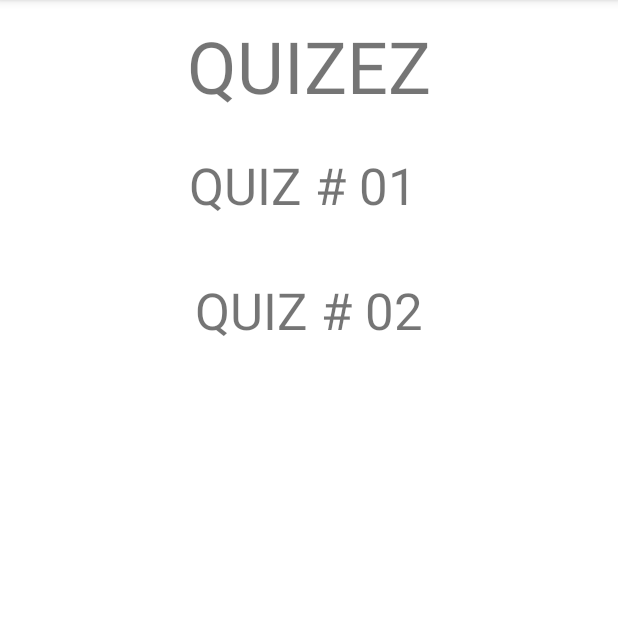
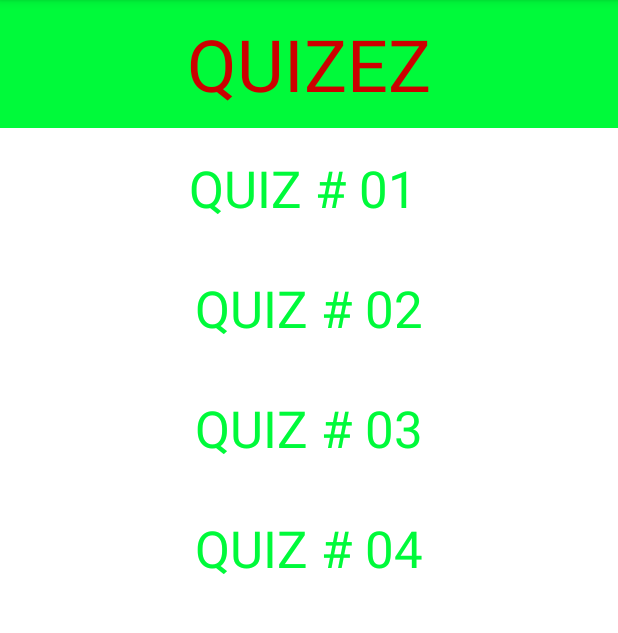
Before and after one commit to iqrasarwar/KidsPrimer, an Android app: the Quizez screen opened directly, with no data from a screen before it, on a phone screen of 412 x 824 dp, the part 84-717 px from its top. Run offline under Robolectric (Android 15) with nearby library versions, the light colour scheme and no system bars.

Commit message:
quizez switching listners

```diff
--- a/app/src/main/java/com/example/kidsprimer/Quizez.java
+++ b/app/src/main/java/com/example/kidsprimer/Quizez.java
@@ -2,13 +2,48 @@ package com.example.kidsprimer;
 
 import androidx.appcompat.app.AppCompatActivity;
 
+import android.content.Intent;
 import android.os.Bundle;
+import android.view.View;
+import android.widget.TextView;
 
 public class Quizez extends AppCompatActivity {
-
+    TextView q1,q2,q3,q4;
     @Override
     protected void onCreate(Bundle savedInstanceState) {
         super.onCreate(savedInstanceState);
         setContentView(R.layout.activity_quizez);
+        q1 = findViewById(R.id.q1);
+        q2 = findViewById(R.id.q2);
+        q3 = findViewById(R.id.q3);
+        q4 = findViewById(R.id.q4);
+        q1.setOnClickListener(new View.OnClickListener() {
+            @Override
+            public void onClick(View view) {
+                Intent intent = new Intent(Quizez.this,ScrollList.class);
+                startActivity(intent);
+            }
+        });
+        q2.setOnClickListener(new View.OnClickListener() {
+            @Override
+            public void onClick(View view) {
+                Intent intent = new Intent(Quizez.this,ScrollList.class);
+                startActivity(intent);
+            }
+        });
+        q3.setOnClickListener(new View.OnClickListener() {
+            @Override
+            public void onClick(View view) {
+                Intent intent = new Intent(Quizez.this,ScrollList.class);
+                startActivity(intent);
+            }
+        });
+        q4.setOnClickListener(new View.OnClickListener() {
+            @Override
+            public void onClick(View view) {
+                Intent intent = new Intent(Quizez.this,ScrollList.class);
+                startActivity(intent);
+            }
+        });
     }
 }
--- a/app/src/main/res/layout/activity_quizez.xml
+++ b/app/src/main/res/layout/activity_quizez.xml
@@ -10,10 +10,6 @@
         android:id="@+id/scrollView3"
         android:layout_width="0dp"
         android:layout_height="0dp"
-        android:layout_marginStart="1dp"
-        android:layout_marginTop="1dp"
-        android:layout_marginEnd="1dp"
-        android:layout_marginBottom="1dp"
         app:layout_constraintBottom_toBottomOf="parent"
         app:layout_constraintEnd_toEndOf="parent"
         app:layout_constraintStart_toStartOf="parent"
@@ -22,30 +18,53 @@
         <LinearLayout
             android:layout_width="match_parent"
             android:layout_height="wrap_content"
-            android:orientation="vertical" >
+            android:orientation="vertical">
 
             <TextView
                 android:id="@+id/textView37"
                 android:layout_width="match_parent"
                 android:layout_height="85dp"
+                android:background="@color/cyan"
+                android:backgroundTint="@color/cyan"
                 android:gravity="center"
                 android:text="QUIZEZ"
+                android:textColor="@android:color/holo_red_dark"
                 android:textSize="48sp" />
 
             <TextView
-                android:id="@+id/textView38"
+                android:id="@+id/q1"
                 android:layout_width="match_parent"
-                android:layout_height="74dp"
+                android:layout_height="80dp"
                 android:gravity="center"
                 android:text="QUIZ # 01 "
+                android:textColor="@color/cyan"
                 android:textSize="34sp" />
 
             <TextView
-                android:id="@+id/textView39"
+                android:id="@+id/q2"
                 android:layout_width="match_parent"
-                android:layout_height="92dp"
+                android:layout_height="80dp"
                 android:gravity="center"
                 android:text="QUIZ # 02"
+                android:textColor="@color/cyan"
+                android:textSize="34sp" />
+
+            <TextView
+                android:id="@+id/q3"
+                android:layout_width="match_parent"
+                android:layout_height="80dp"
+                android:gravity="center"
+                android:text="QUIZ # 03"
+                android:textColor="@color/cyan"
+                android:textSize="34dp" />
+
+            <TextView
+                android:id="@+id/q4"
+                android:layout_width="match_parent"
+                android:layout_height="80dp"
+                android:gravity="center"
+                android:text="QUIZ # 04"
+                android:textColor="@color/cyan"
                 android:textSize="34sp" />
         </LinearLayout>
     </ScrollView>
```
